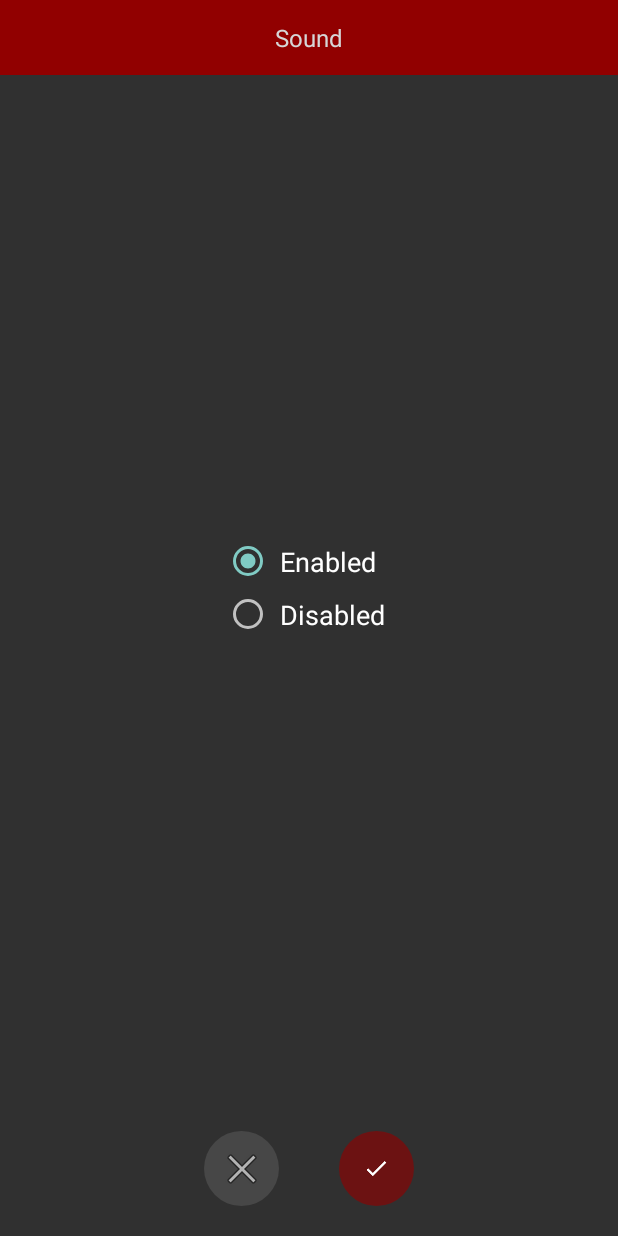
After one commit to davidasensio/wearaltimeter, an Android app: the SoundActivity screen opened directly, with no data from a screen before it, on a phone screen of 412 x 824 dp. The commit adds this screen. Run offline under Robolectric (Android 15) with nearby library versions, the phone set to English and light mode, and no system bars.

Commit message:
Sound user menu

```diff
--- a/wear/src/main/AndroidManifest.xml
+++ b/wear/src/main/AndroidManifest.xml
@@ -42,6 +42,11 @@
                 android:value="@integer/google_play_services_version"/>
         </activity>
         <activity
+            android:name=".SoundActivity"
+            android:label="@string/activity_sound_name"
+            android:theme="@style/Theme.AppCompat.NoActionBar">
+        </activity>
+        <activity
             android:name=".UnitsActivity"
             android:label="@string/activity_units_name"
             android:theme="@style/Theme.AppCompat.NoActionBar">
--- a/wear/src/main/java/com/handysparksoft/motionmetering/BarometerFragment.java
+++ b/wear/src/main/java/com/handysparksoft/motionmetering/BarometerFragment.java
@@ -165,14 +165,15 @@ public class BarometerFragment extends Fragment {
     }
 
     private void beep(Boolean treble) {
+        if (SharedPreferencesManager.getInstance(getActivity()).getBoolanValue(SoundActivity.KEY_SOUND_ENABLED, true)) {
             if (toneGenerator == null) {
                 toneGenerator = new ToneGenerator(AudioManager.STREAM_ALARM, 100);
             }
             if (treble) {
-            toneGenerator.startTone( ToneGenerator.TONE_CDMA_ALERT_CALL_GUARD, 200);
+                toneGenerator.startTone(ToneGenerator.TONE_CDMA_ALERT_CALL_GUARD, 200);
             } else {
                 toneGenerator.startTone(ToneGenerator.TONE_SUP_CONGESTION_ABBREV, 200);
-
+            }
         }
     }
 
--- /dev/null
+++ b/wear/src/main/java/com/handysparksoft/motionmetering/SharedPreferencesManager.java
@@ -0,0 +1,168 @@
+package com.handysparksoft.motionmetering;
+
+import android.content.Context;
+import android.content.SharedPreferences;
+
+public class SharedPreferencesManager {
+    public static String PREFERENCE_ALTITUDE_DIFF_KEY = "preference_altitude_diff_key";
+
+    private static SharedPreferencesManager mSharedPreferencesManger;
+    protected Context mContext;
+    private SharedPreferences mSharedPreferences;
+    private SharedPreferences.Editor mSharedPreferencesEditor;
+
+    private SharedPreferencesManager(Context context) {
+        mContext = context;
+        mSharedPreferences = context.getSharedPreferences("MyWearPreferences", Context.MODE_PRIVATE);
+        mSharedPreferencesEditor = mSharedPreferences.edit();
+    }
+
+    /**
+     * Creates single instance of SharedPreferenceUtils
+     *
+     * @param context context of Activity or Service
+     * @return Returns instance of SharedPreferenceUtils
+     */
+    public static synchronized SharedPreferencesManager getInstance(Context context) {
+
+        if (mSharedPreferencesManger == null) {
+            mSharedPreferencesManger = new SharedPreferencesManager(context.getApplicationContext());
+        }
+        return mSharedPreferencesManger;
+    }
+
+    /**
+     * Stores String value in preference
+     *
+     * @param key   key of preference
+     * @param value value for that key
+     */
+    public void setValue(String key, String value) {
+        mSharedPreferencesEditor.putString(key, value);
+        mSharedPreferencesEditor.commit();
+    }
+
+    /**
+     * Stores int value in preference
+     *
+     * @param key   key of preference
+     * @param value value for that key
+     */
+    public void setValue(String key, int value) {
+        mSharedPreferencesEditor.putInt(key, value);
+        mSharedPreferencesEditor.commit();
+    }
+
+    /**
+     * Stores Double value in String format in preference
+     *
+     * @param key   key of preference
+     * @param value value for that key
+     */
+    public void setValue(String key, double value) {
+        setValue(key, Double.toString(value));
+    }
+
+    /**
+     * Stores long value in preference
+     *
+     * @param key   key of preference
+     * @param value value for that key
+     */
+    public void setValue(String key, long value) {
+        mSharedPreferencesEditor.putLong(key, value);
+        mSharedPreferencesEditor.commit();
+    }
+
+    /**
+     * Stores float value in preference
+     *
+     * @param key   key of preference
+     * @param value value for that key
+     */
+    public void setValue(String key, float value) {
+        mSharedPreferencesEditor.putFloat(key, value);
+        mSharedPreferencesEditor.commit();
+    }
+
+    /**
+     * Stores boolean value in preference
+     *
+     * @param key   key of preference
+     * @param value value for that key
+     */
+    public void setValue(String key, boolean value) {
+        mSharedPreferencesEditor.putBoolean(key, value);
+        mSharedPreferencesEditor.commit();
+    }
+
+    /**
+     * Retrieves String value from preference
+     *
+     * @param key          key of preference
+     * @param defaultValue default value if no key found
+     */
+    public String getStringValue(String key, String defaultValue) {
+        return mSharedPreferences.getString(key, defaultValue);
+    }
+
+    /**
+     * Retrieves int value from preference
+     *
+     * @param key          key of preference
+     * @param defaultValue default value if no key found
+     */
+    public int getIntValue(String key, int defaultValue) {
+        return mSharedPreferences.getInt(key, defaultValue);
+    }
+
+    /**
+     * Retrieves long value from preference
+     *
+     * @param key          key of preference
+     * @param defaultValue default value if no key found
+     */
+    public long getLongValue(String key, long defaultValue) {
+        return mSharedPreferences.getLong(key, defaultValue);
+    }
+
+    /**
+     * Retrieves long value from preference
+     *
+     * @param key          key of preference
+     * @param defaultValue default value if no key found
+     */
+    public float getFloatValue(String key, float defaultValue) {
+        return mSharedPreferences.getFloat(key, defaultValue);
+    }
+
+    /**
+     * Retrieves boolean value from preference
+     *
+     * @param keyFlag      key of preference
+     * @param defaultValue default value if no key found
+     */
+    public boolean getBoolanValue(String keyFlag, boolean defaultValue) {
+        return mSharedPreferences.getBoolean(keyFlag, defaultValue);
+    }
+
+    /**
+     * Removes key from preference
+     *
+     * @param key key of preference that is to be deleted
+     */
+    public void removeKey(String key) {
+        if (mSharedPreferencesEditor != null) {
+            mSharedPreferencesEditor.remove(key);
+            mSharedPreferencesEditor.commit();
+        }
+    }
+
+
+    /**
+     * Clears all the preferences stored
+     */
+    public void clear() {
+        mSharedPreferencesEditor.clear().commit();
+    }
+}
--- /dev/null
+++ b/wear/src/main/java/com/handysparksoft/motionmetering/SoundActivity.java
@@ -0,0 +1,58 @@
+package com.handysparksoft.motionmetering;
+
+import android.os.Bundle;
+import android.support.v7.app.AppCompatActivity;
+import android.support.v7.widget.AppCompatRadioButton;
+import android.view.View;
+
+public class SoundActivity extends AppCompatActivity {
+
+    public static final String KEY_SOUND_ENABLED = "sound_enabled";
+    private static final String TAG = SoundActivity.class.getSimpleName();
+
+    private AppCompatRadioButton soundEnabledRadioGroup;
+    private AppCompatRadioButton soundDisabledRadioGroup;
+
+    @Override
+    protected void onCreate(Bundle savedInstanceState) {
+        super.onCreate(savedInstanceState);
+        setContentView(R.layout.activity_sound);
+
+        setupViews();
+    }
+
+    private void setupViews() {
+        boolean soundEnabledPreference = isSoundEnabled();
+
+        soundEnabledRadioGroup = findViewById(R.id.soundEnabledRadioGroup);
+        soundDisabledRadioGroup = findViewById(R.id.soundDisabledRadioGroup);
+
+        soundEnabledRadioGroup.setChecked(soundEnabledPreference);
+        soundDisabledRadioGroup.setChecked(!soundEnabledPreference);
+
+        findViewById(R.id.soundAcceptButton).setOnClickListener(new View.OnClickListener() {
+            @Override
+            public void onClick(View v) {
+                Boolean soundEnabled = soundEnabledRadioGroup.isChecked();
+                setSoundEnabled(soundEnabled);
+                finish();
+            }
+        });
+
+        findViewById(R.id.soundCancelButton).setOnClickListener(new View.OnClickListener() {
+            @Override
+            public void onClick(View v) {
+                finish();
+            }
+        });
+    }
+
+    private boolean isSoundEnabled() {
+        return SharedPreferencesManager.getInstance(this).getBoolanValue(KEY_SOUND_ENABLED, true);
+    }
+
+    private void setSoundEnabled(Boolean enabled) {
+        SharedPreferencesManager.getInstance(this).setValue(KEY_SOUND_ENABLED, enabled);
+    }
+
+}
--- /dev/null
+++ b/wear/src/main/res/layout/activity_sound.xml
@@ -0,0 +1,76 @@
+<?xml version="1.0" encoding="utf-8"?>
+<LinearLayout
+    xmlns:android="http://schemas.android.com/apk/res/android"
+    xmlns:tools="http://schemas.android.com/tools"
+    android:layout_width="match_parent"
+    android:layout_height="match_parent">
+
+    <FrameLayout
+        android:layout_width="match_parent"
+        android:layout_height="match_parent">
+
+        <TextView
+            android:layout_width="match_parent"
+            android:layout_height="50dp"
+            android:background="@color/colorAccent"
+            android:gravity="center"
+            android:text="@string/activity_sound_name"
+            android:textColor="@color/white"
+            android:textSize="16sp"/>
+
+        <RadioGroup
+            android:layout_width="wrap_content"
+            android:layout_height="wrap_content"
+            android:layout_gravity="center"
+            android:layout_marginBottom="20dp"
+            android:orientation="vertical">
+
+            <android.support.v7.widget.AppCompatRadioButton
+                android:id="@+id/soundEnabledRadioGroup"
+                android:layout_width="wrap_content"
+                android:layout_height="wrap_content"
+                android:checked="true"
+                android:padding="5dp"
+                android:text="@string/sound_enabled"
+                android:textSize="18sp"/>
+
+            <android.support.v7.widget.AppCompatRadioButton
+                android:id="@+id/soundDisabledRadioGroup"
+                android:layout_width="wrap_content"
+                android:layout_height="wrap_content"
+                android:padding="5dp"
+                android:text="@string/sound_disabled"
+                android:textSize="18sp"/>
+        </RadioGroup>
+
+
+        <LinearLayout
+            android:layout_width="wrap_content"
+            android:layout_height="wrap_content"
+            android:layout_gravity="center|bottom"
+            android:orientation="horizontal">
+
+            <ImageButton
+                android:id="@+id/soundCancelButton"
+                android:layout_width="50dp"
+                android:layout_height="50dp"
+                android:layout_gravity="bottom|end"
+                android:layout_margin="20dp"
+                android:background="@drawable/round_button"
+                android:src="@android:drawable/ic_menu_close_clear_cancel"
+                tools:ignore="ContentDescription"/>
+
+            <ImageButton
+                android:id="@+id/soundAcceptButton"
+                android:layout_width="50dp"
+                android:layout_height="50dp"
+                android:layout_gravity="bottom|end"
+                android:layout_margin="20dp"
+                android:background="@drawable/round_button_accent"
+                android:src="@drawable/ic_done"
+                tools:ignore="ContentDescription"/>
+        </LinearLayout>
+
+    </FrameLayout>
+
+</LinearLayout>
--- a/wear/src/main/res/menu/action_drawer_menu.xml
+++ b/wear/src/main/res/menu/action_drawer_menu.xml
@@ -3,6 +3,9 @@
     <item android:id="@+id/action_play_stop_button"
           android:icon="@android:drawable/ic_media_play"
           android:title="@string/action_play"/>
+    <item android:id="@+id/action_sound_button"
+          android:icon="@android:drawable/ic_lock_silent_mode_off"
+          android:title="@string/action_sound"/>
     <item android:id="@+id/action_units_button"
           android:icon="@drawable/ic_action_ruler"
           android:title="@string/action_units"/>
--- a/wear/src/main/res/values/strings.xml
+++ b/wear/src/main/res/values/strings.xml
@@ -1,13 +1,17 @@
 <resources>
     <string name="app_name">Wear Altimeter</string>
     <string name="activity_units_name">Units</string>
+    <string name="activity_sound_name">Sound</string>
     <string name="metric_meters_unit">m</string>
     <string name="metric_feet_unit">ft</string>
 
     <string name="action_play">Play</string>
     <string name="action_stop">Stop</string>
     <string name="action_units">Units</string>
+    <string name="action_sound">Sound</string>
     <string name="action_quit">Quit</string>
     <string name="unit_metric">Metric (m)</string>
     <string name="unit_imperial">Imperial (ft)</string>
+    <string name="sound_enabled">Enabled</string>
+    <string name="sound_disabled">Disabled</string>
 </resources>
```
Also changed, not shown: wear/src/main/java/com/handysparksoft/motionmetering/WearActivity.java (+9 -4 lines). Lines whose indentation alone changed are shown as unchanged.
